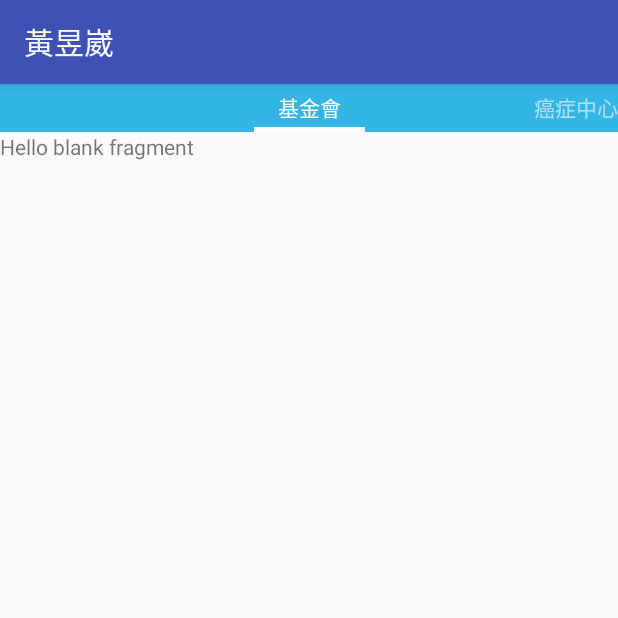
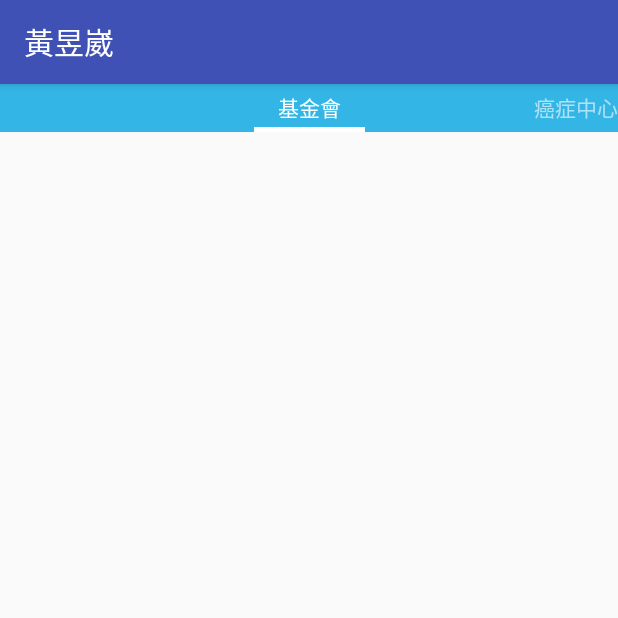
Before and after one commit to jackie116/cancer, an Android app: the link_foundation screen opened directly, with no data from a screen before it, on a phone screen of 412 x 824 dp, the top half of it. Run offline under Robolectric (Android 15) with nearby library versions, the phone set to English and light mode, and no system bars.

Commit message:
add again

```diff
--- a/app/src/main/res/layout/fragment_link_foundation.xml
+++ b/app/src/main/res/layout/fragment_link_foundation.xml
@@ -5,9 +5,5 @@
     tools:context="com.example.huangyuwei.myapplication.link_foundation">
 
     <!-- TODO: Update blank fragment layout -->
-    <TextView
-        android:layout_width="match_parent"
-        android:layout_height="match_parent"
-        android:text="@string/hello_blank_fragment" />
 
 </FrameLayout>
```
